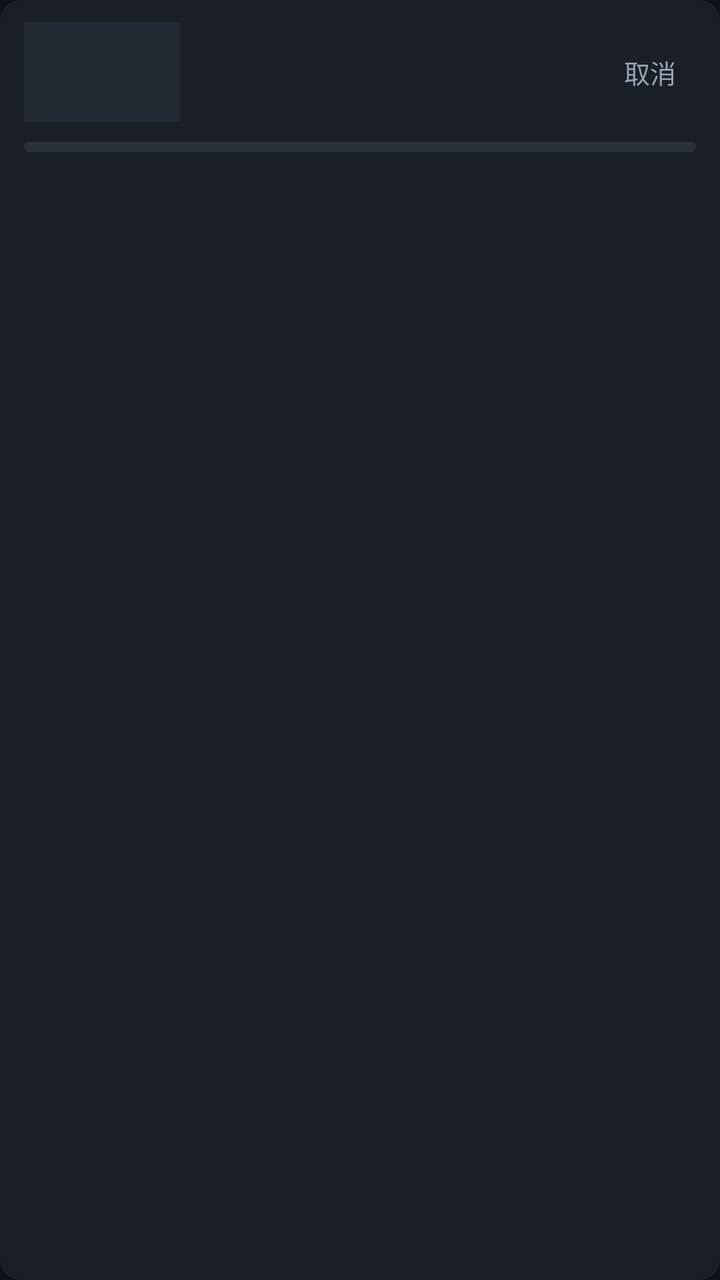
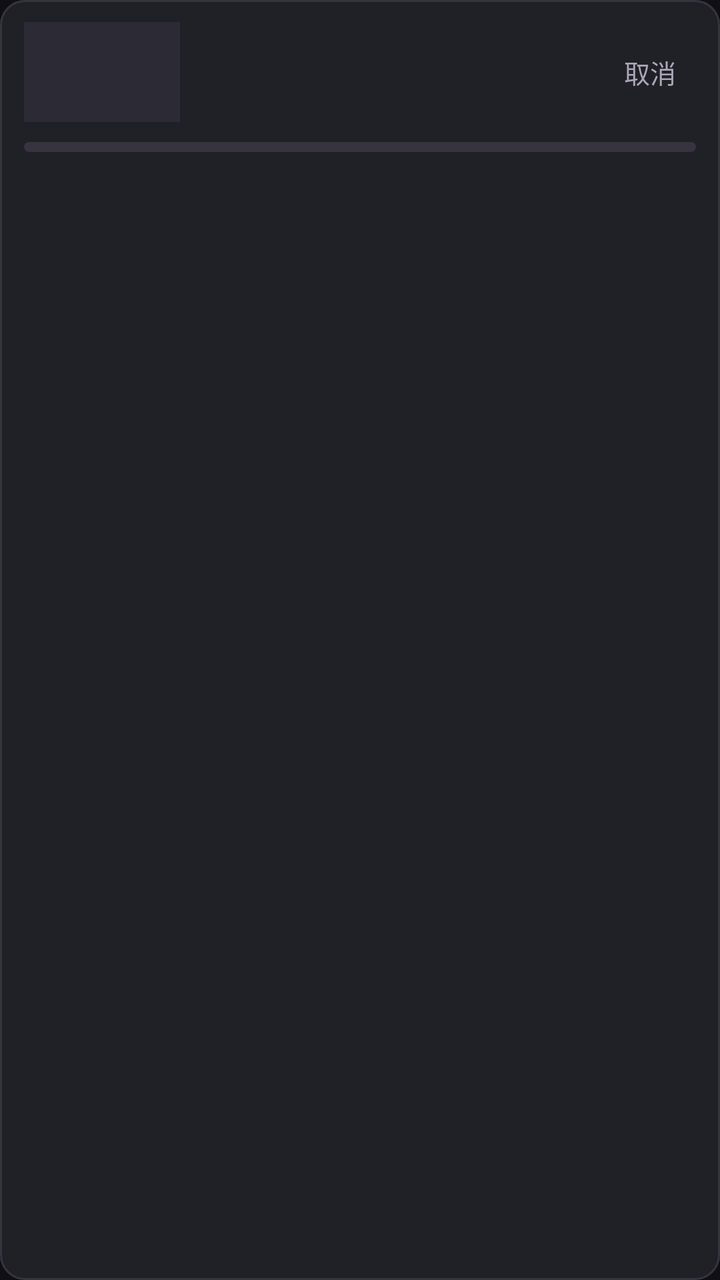

Two renders of the same Android screen: before a commit and after it. Below are the layout's source before the change and the commit's diff.
<!-- AndroidManifest.xml: application theme AppTheme -->
<!-- res/layout/item_dl_task.xml -->
<?xml version="1.0" encoding="utf-8"?>
<LinearLayout xmlns:android="http://schemas.android.com/apk/res/android"
    android:layout_width="match_parent"
    android:layout_height="wrap_content"
    android:layout_marginLeft="10dp"
    android:layout_marginRight="10dp"
    android:layout_marginTop="8dp"
    android:background="@drawable/bg_card"
    android:orientation="vertical"
    android:paddingLeft="12dp"
    android:paddingRight="12dp"
    android:paddingTop="11dp"
    android:paddingBottom="11dp">

    <LinearLayout
        android:layout_width="match_parent"
        android:layout_height="wrap_content"
        android:gravity="center_vertical"
        android:orientation="horizontal">

        <ImageView
            android:id="@+id/pic"
            android:layout_width="78dp"
            android:layout_height="50dp"
            android:background="@color/surface2"
            android:scaleType="centerCrop" />

        <LinearLayout
            android:layout_width="0dp"
            android:layout_height="wrap_content"
            android:layout_marginLeft="11dp"
            android:layout_weight="1"
            android:orientation="vertical">

            <TextView
                android:id="@+id/name"
                android:layout_width="match_parent"
                android:layout_height="wrap_content"
                android:ellipsize="end"
                android:maxLines="1"
                android:textColor="@color/text"
                android:textSize="14sp" />

            <TextView
                android:id="@+id/state"
                android:layout_width="match_parent"
                android:layout_height="wrap_content"
                android:layout_marginTop="2dp"
                android:ellipsize="end"
                android:maxLines="1"
                android:textColor="@color/primary"
                android:textSize="11.5sp" />
        </LinearLayout>

        <TextView
            android:id="@+id/percent"
            android:layout_width="wrap_content"
            android:layout_height="wrap_content"
            android:layout_marginLeft="8dp"
            android:minWidth="46dp"
            android:gravity="right"
            android:textColor="@color/text"
            android:textSize="16sp"
            android:textStyle="bold" />

        <TextView
            android:id="@+id/btnCancel"
            android:layout_width="wrap_content"
            android:layout_height="34dp"
            android:layout_marginLeft="6dp"
            android:gravity="center"
            android:paddingLeft="10dp"
            android:paddingRight="10dp"
            android:text="取消"
            android:textColor="@color/text_dim"
            android:textSize="13sp" />
    </LinearLayout>

    <ProgressBar
        android:id="@+id/bar"
        style="?android:attr/progressBarStyleHorizontal"
        android:layout_width="match_parent"
        android:layout_height="5dp"
        android:layout_marginTop="10dp"
        android:max="100"
        android:progressDrawable="@drawable/progress_bar" />

    <TextView
        android:id="@+id/detail"
        android:layout_width="match_parent"
        android:layout_height="wrap_content"
        android:layout_marginTop="6dp"
        android:ellipsize="end"
        android:maxLines="1"
        android:textColor="@color/text_dim"
        android:textSize="11.5sp" />

</LinearLayout>
<!-- resources referenced by this layout -->
<resources>
  <color name="primary">#E62429</color>
  <color name="surface2">#232A33</color>
  <color name="text">#F2F4F7</color>
  <color name="text_dim">#98A2B3</color>
  <!-- drawable bg_card (drawable) -->
  <?xml version="1.0" encoding="utf-8"?>
  <shape xmlns:android="http://schemas.android.com/apk/res/android" android:shape="rectangle">
      <solid android:color="@color/surface" />
      <corners android:radius="10dp" />
  </shape>
  <!-- drawable progress_bar (drawable) -->
  <?xml version="1.0" encoding="utf-8"?>
  <layer-list xmlns:android="http://schemas.android.com/apk/res/android">
      <item android:id="@android:id/background">
          <shape>
              <corners android:radius="3dp" />
              <solid android:color="#2A313A" />
          </shape>
      </item>
      <item android:id="@android:id/secondaryProgress">
          <clip>
              <shape>
                  <corners android:radius="3dp" />
                  <solid android:color="#8C161A" />
              </shape>
          </clip>
      </item>
      <item android:id="@android:id/progress">
          <clip>
              <shape>
                  <corners android:radius="3dp" />
                  <solid android:color="#E62429" />
              </shape>
          </clip>
      </item>
  </layer-list>
  <style name="AppTheme" parent="Theme.AppCompat.NoActionBar">
          <item name="android:windowBackground">@color/bg</item>
          <item name="android:statusBarColor">@color/bg</item>
          <item name="android:navigationBarColor">@color/bg</item>
          <item name="android:textColorPrimary">@color/text</item>
          <item name="android:textColorSecondary">@color/text_dim</item>
          <item name="colorAccent">@color/primary</item>
      </style>
  <color name="surface">#1A1F26</color>
  <color name="bg">#0F1216</color>
</resources>

<!-- the commit's change to res/layout/item_dl_task.xml (unified diff, before → after) -->
@@ -22,7 +22,7 @@
             android:id="@+id/pic"
             android:layout_width="78dp"
             android:layout_height="50dp"
-            android:background="@color/surface2"
+            android:background="?attr/appSurfaceAlt"
             android:scaleType="centerCrop" />
 
         <LinearLayout
@@ -38,7 +38,7 @@
                 android:layout_height="wrap_content"
                 android:ellipsize="end"
                 android:maxLines="1"
-                android:textColor="@color/text"
+                android:textColor="?attr/appText"
                 android:textSize="14sp" />
 
             <TextView
@@ -48,7 +48,7 @@
                 android:layout_marginTop="2dp"
                 android:ellipsize="end"
                 android:maxLines="1"
-                android:textColor="@color/primary"
+                android:textColor="?attr/appAccent"
                 android:textSize="11.5sp" />
         </LinearLayout>
 
@@ -59,7 +59,7 @@
             android:layout_marginLeft="8dp"
             android:minWidth="46dp"
             android:gravity="right"
-            android:textColor="@color/text"
+            android:textColor="?attr/appText"
             android:textSize="16sp"
             android:textStyle="bold" />
 
@@ -72,7 +72,7 @@
             android:paddingLeft="10dp"
             android:paddingRight="10dp"
             android:text="取消"
-            android:textColor="@color/text_dim"
+            android:textColor="?attr/appTextMuted"
             android:textSize="13sp" />
     </LinearLayout>
 
@@ -92,7 +92,7 @@
         android:layout_marginTop="6dp"
         android:ellipsize="end"
         android:maxLines="1"
-        android:textColor="@color/text_dim"
+        android:textColor="?attr/appTextMuted"
         android:textSize="11.5sp" />
 
 </LinearLayout>
<!-- resource entries referenced after the edit -->
@@ -1,29 +1,21 @@
 <!-- resources referenced by this layout -->
 <resources>
-  <color name="primary">#E62429</color>
-  <color name="surface2">#232A33</color>
-  <color name="text">#F2F4F7</color>
-  <color name="text_dim">#98A2B3</color>
   <!-- drawable bg_card (drawable) -->
-  <?xml version="1.0" encoding="utf-8"?>
-  <shape xmlns:android="http://schemas.android.com/apk/res/android" android:shape="rectangle">
-      <solid android:color="@color/surface" />
-      <corners android:radius="10dp" />
-  </shape>
+  <ripple xmlns:android="http://schemas.android.com/apk/res/android" android:color="?attr/appAccentDim"><item><shape><solid android:color="?attr/appSurface"/><corners android:radius="?attr/appCorner"/><stroke android:width="1dp" android:color="?attr/appDivider" /></shape></item></ripple>
   <!-- drawable progress_bar (drawable) -->
   <?xml version="1.0" encoding="utf-8"?>
   <layer-list xmlns:android="http://schemas.android.com/apk/res/android">
       <item android:id="@android:id/background">
           <shape>
               <corners android:radius="3dp" />
-              <solid android:color="#2A313A" />
+              <solid android:color="?attr/appDivider" />
           </shape>
       </item>
       <item android:id="@android:id/secondaryProgress">
           <clip>
               <shape>
                   <corners android:radius="3dp" />
-                  <solid android:color="#8C161A" />
+                  <solid android:color="?attr/appAccentDim" />
               </shape>
           </clip>
       </item>
@@ -31,20 +23,44 @@
           <clip>
               <shape>
                   <corners android:radius="3dp" />
-                  <solid android:color="#E62429" />
+                  <solid android:color="?attr/appAccent" />
               </shape>
           </clip>
       </item>
   </layer-list>
   <style name="AppTheme" parent="Theme.AppCompat.NoActionBar">
-          <item name="android:windowBackground">@color/bg</item>
-          <item name="android:statusBarColor">@color/bg</item>
-          <item name="android:navigationBarColor">@color/bg</item>
-          <item name="android:textColorPrimary">@color/text</item>
-          <item name="android:textColorSecondary">@color/text_dim</item>
-          <item name="colorAccent">@color/primary</item>
+          <item name="appBg">#101014</item>
+          <item name="appSurface">#202027</item>
+          <item name="appSurfaceAlt">#2C2B35</item>
+          <item name="appAccent">#CE334A</item>
+          <item name="appAccentDim">#722334</item>
+          <item name="appText">#F7F3F2</item>
+          <item name="appTextMuted">#AAA6B5</item>
+          <item name="appDivider">#373440</item>
+          <item name="appSuccess">#63D79C</item>
+          <item name="appOnAccent">#FFFFFF</item>
+          <item name="appGlow">#301923</item>
+          <item name="appCorner">12dp</item>
+          <item name="appPillCorner">18dp</item>
+          <item name="android:fontFamily">sans-serif</item>
+          <item name="android:windowBackground">?attr/appBg</item>
+          <item name="android:statusBarColor">?attr/appBg</item>
+          <item name="android:navigationBarColor">?attr/appBg</item>
+          <item name="android:colorBackground">?attr/appSurface</item>
+          <item name="android:textColorPrimary">?attr/appText</item>
+          <item name="android:textColorSecondary">?attr/appTextMuted</item>
+          <item name="android:textColorHint">?attr/appTextMuted</item>
+          <item name="colorAccent">?attr/appAccent</item>
+          <item name="colorControlNormal">?attr/appTextMuted</item>
+          <item name="colorControlActivated">?attr/appAccent</item>
+          <item name="android:windowLightStatusBar">false</item>
+          <item name="android:windowAnimationStyle">@style/AppWindowAnimation</item>
       </style>
-  <color name="surface">#1A1F26</color>
-  <color name="bg">#0F1216</color>
+  <style name="AppWindowAnimation">
+          <item name="android:activityOpenEnterAnimation">@anim/page_enter</item>
+          <item name="android:activityOpenExitAnimation">@anim/page_exit</item>
+          <item name="android:activityCloseEnterAnimation">@anim/page_enter</item>
+          <item name="android:activityCloseExitAnimation">@anim/page_exit</item>
+      </style>
 </resources>
 
